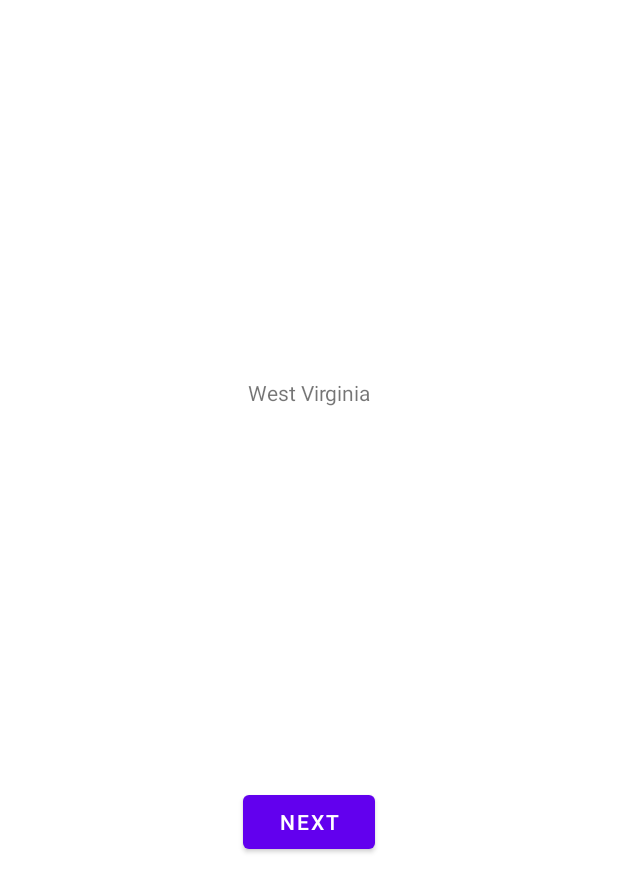
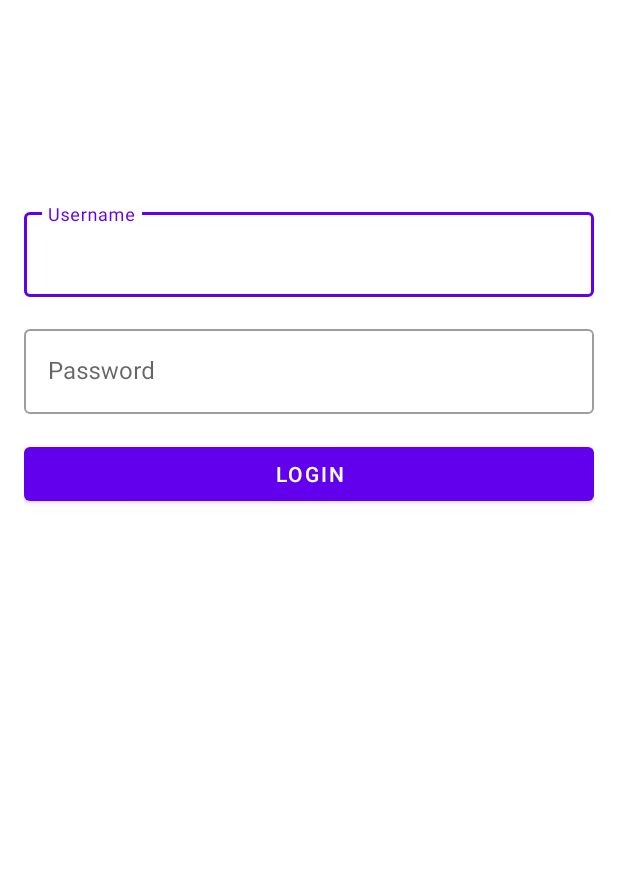
Before and after one commit to highbar91/KotlinMvvmTemplate, an Android app: the screen it shows after launch (MainActivity), on a phone screen of 412 x 824 dp. Shown: the top 892 px of the screen. Run offline under Robolectric (Android 15) with nearby library versions, the phone set to English and light mode, and no system bars; our stand-ins replace navigation-ui.

Commit message:
login screen layout

```diff
--- a/app/src/main/java/com/ashtoncoulson/kotlinmvvmtemplate/fragment/LoginFragment.kt
+++ b/app/src/main/java/com/ashtoncoulson/kotlinmvvmtemplate/fragment/LoginFragment.kt
@@ -5,7 +5,6 @@ import androidx.fragment.app.Fragment
 import android.view.View
 import androidx.navigation.fragment.findNavController
 import com.ashtoncoulson.kotlinmvvmtemplate.R
-import com.ashtoncoulson.kotlinmvvmtemplate.model.State
 import kotlinx.android.synthetic.main.fragment_login.*
 
 class LoginFragment : Fragment(R.layout.fragment_login) {
@@ -14,17 +13,8 @@ class LoginFragment : Fragment(R.layout.fragment_login) {
         super.onViewCreated(view, savedInstanceState)
         hideActionBar()
 
-        val state = State.WEST_VIRGINIA
-
-        textview_first.text = when (state) {
-            State.ALABAMA -> State.ALABAMA.name
-            State.COLORADO -> State.COLORADO.postalCode
-            State.WEST_VIRGINIA -> State.WEST_VIRGINIA.displayName
-            else -> "aint no state"
-        }
-
-        button_first.setOnClickListener {
-            findNavController().navigate(R.id.action_first_fragment_to_second_fragment)
+        loginButton.setOnClickListener {
+            findNavController().navigate(R.id.action_login_to_dashboard)
         }
     }
 }
--- a/app/src/main/res/layout/fragment_login.xml
+++ b/app/src/main/res/layout/fragment_login.xml
@@ -5,26 +5,47 @@
     xmlns:tools="http://schemas.android.com/tools"
     android:layout_width="match_parent"
     android:layout_height="match_parent"
+    android:padding="@dimen/margin"
     tools:context=".fragment.LoginFragment">
 
-    <TextView
-        android:id="@+id/textview_first"
-        android:layout_width="wrap_content"
+    <com.google.android.material.textfield.TextInputLayout
+        android:id="@+id/usernameTextInputLayout"
+        android:layout_width="match_parent"
         android:layout_height="wrap_content"
-        android:text="@string/hello_first_fragment"
-        app:layout_constraintBottom_toTopOf="@id/button_first"
-        app:layout_constraintEnd_toEndOf="parent"
-        app:layout_constraintStart_toStartOf="parent"
-        app:layout_constraintTop_toTopOf="parent" />
+        android:layout_marginTop="120dp"
+        android:layout_marginBottom="@dimen/margin"
+        android:hint="@string/login_username_hint"
+        app:layout_constraintTop_toTopOf="parent">
 
-    <Button
-        android:id="@+id/button_first"
-        android:layout_width="wrap_content"
+        <com.google.android.material.textfield.TextInputEditText
+            android:layout_width="match_parent"
+            android:layout_height="wrap_content"
+            android:inputType="textEmailAddress"/>
+
+    </com.google.android.material.textfield.TextInputLayout>
+
+    <com.google.android.material.textfield.TextInputLayout
+        android:id="@+id/passwordTextInputLayout"
+        android:layout_width="match_parent"
         android:layout_height="wrap_content"
-        android:text="@string/next"
-        app:layout_constraintBottom_toBottomOf="parent"
-        app:layout_constraintEnd_toEndOf="parent"
-        app:layout_constraintStart_toStartOf="parent"
-        app:layout_constraintTop_toBottomOf="@id/textview_first" />
+        android:hint="@string/login_password_hint"
+        android:layout_marginTop="@dimen/margin"
+        android:layout_marginBottom="@dimen/margin"
+        app:layout_constraintTop_toBottomOf="@id/usernameTextInputLayout">
+
+        <com.google.android.material.textfield.TextInputEditText
+            android:layout_width="match_parent"
+            android:layout_height="wrap_content"
+            android:inputType="textPassword"/>
+
+    </com.google.android.material.textfield.TextInputLayout>
+
+    <com.google.android.material.button.MaterialButton
+        android:id="@+id/loginButton"
+        android:layout_width="match_parent"
+        android:layout_height="wrap_content"
+        android:layout_marginTop="@dimen/margin"
+        android:text="@string/login_button"
+        app:layout_constraintTop_toBottomOf="@id/passwordTextInputLayout" />
 
 </androidx.constraintlayout.widget.ConstraintLayout>
--- a/app/src/main/res/menu/menu_main.xml
+++ b/app/src/main/res/menu/menu_main.xml
@@ -9,4 +9,5 @@
         android:orderInCategory="100"
         android:title="@string/action_settings"
         app:showAsAction="never" />
+
 </menu>
--- a/app/src/main/res/navigation/navigation_main.xml
+++ b/app/src/main/res/navigation/navigation_main.xml
@@ -3,29 +3,28 @@
     xmlns:app="http://schemas.android.com/apk/res-auto"
     xmlns:tools="http://schemas.android.com/tools"
     android:id="@+id/main_navigation"
-    app:startDestination="@id/first_fragment">
+    app:startDestination="@id/login_fragment">
 
     <fragment
-        android:id="@+id/first_fragment"
+        android:id="@+id/login_fragment"
         android:name="com.ashtoncoulson.kotlinmvvmtemplate.fragment.LoginFragment"
-        android:label="@string/first_fragment_label"
         tools:layout="@layout/fragment_login">
 
         <action
-            android:id="@+id/action_first_fragment_to_second_fragment"
-            app:destination="@id/second_fragment" />
+            android:id="@+id/action_login_to_dashboard"
+            app:destination="@id/dashboard_fragment" />
 
     </fragment>
 
     <fragment
-        android:id="@+id/second_fragment"
+        android:id="@+id/dashboard_fragment"
         android:name="com.ashtoncoulson.kotlinmvvmtemplate.fragment.DashboardFragment"
-        android:label="@string/second_fragment_label"
+        android:label="@string/dashboard_fragment_label"
         tools:layout="@layout/fragment_dashboard">
 
         <action
             android:id="@+id/action_second_fragment_to_first_fragment"
-            app:destination="@id/first_fragment" />
+            app:destination="@id/login_fragment" />
 
     </fragment>
 
--- a/app/src/main/res/values/strings.xml
+++ b/app/src/main/res/values/strings.xml
@@ -3,12 +3,14 @@
 
     <string name="action_settings">Settings</string>
 
-    <!-- Strings used for fragments for navigation -->
-    <string name="first_fragment_label">First Fragment</string>
-    <string name="second_fragment_label">Second Fragment</string>
-    <string name="next">Next</string>
+    <!-- Fragment ActionBar Titles -->
+    <string name="dashboard_fragment_label">Dashboard</string>
+
+    <!-- Login -->
+    <string name="login_username_hint">Username</string>
+    <string name="login_password_hint">Password</string>
+    <string name="login_button">Login</string>
+
     <string name="previous">Previous</string>
 
-    <string name="hello_first_fragment">Hello first fragment</string>
-    <string name="hello_second_fragment">Hello second fragment. Arg: %1$s</string>
 </resources>
--- a/app/src/main/res/values/styles.xml
+++ b/app/src/main/res/values/styles.xml
@@ -1,13 +1,20 @@
 <resources>
+
     <style name="AppTheme" parent="Theme.MaterialComponents.DayNight.NoActionBar">
         <item name="colorPrimary">@color/colorPrimary</item>
         <item name="colorPrimaryDark">@color/colorPrimaryDark</item>
         <item name="colorAccent">@color/colorAccent</item>
 
-        <item name="toolbarStyle">@style/ToolbarTheme</item>
+        <item name="materialButtonStyle">@style/ButtonStyle</item>
+        <item name="textInputStyle">@style/TextInputStyle</item>
+        <item name="toolbarStyle">@style/ToolbarStyle</item>
         <item name="android:textColorSecondary">?attr/colorOnPrimary</item> //Used for toolbar overflow icon
     </style>
 
-    <style name="ToolbarTheme" parent="Widget.MaterialComponents.Toolbar.Primary"/>
+    <style name="ButtonStyle" parent="Widget.MaterialComponents.Button"/>
+
+    <style name="TextInputStyle" parent="Widget.MaterialComponents.TextInputLayout.OutlinedBox"/>
+
+    <style name="ToolbarStyle" parent="Widget.MaterialComponents.Toolbar.Primary"/>
 
 </resources>
```
